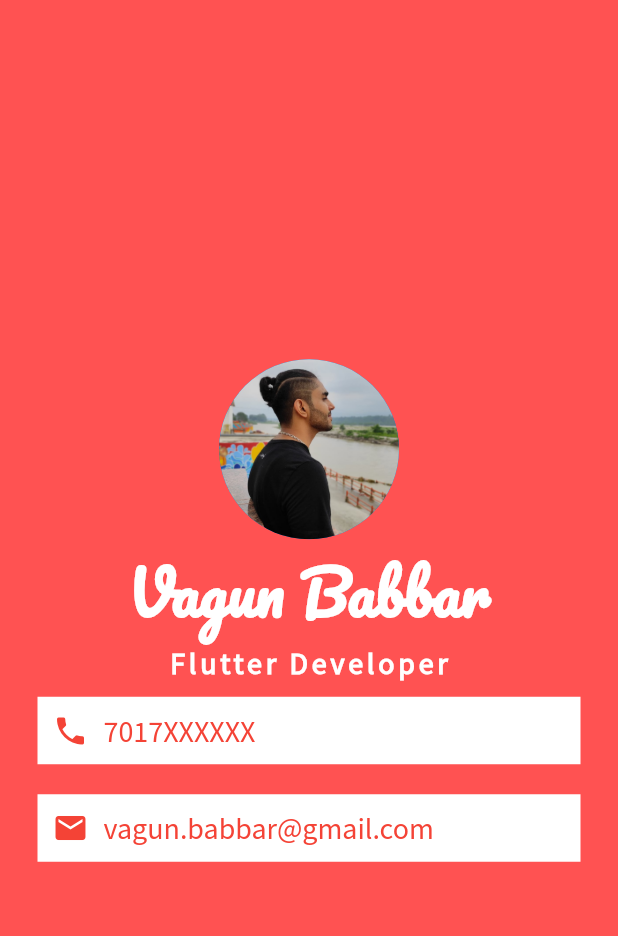
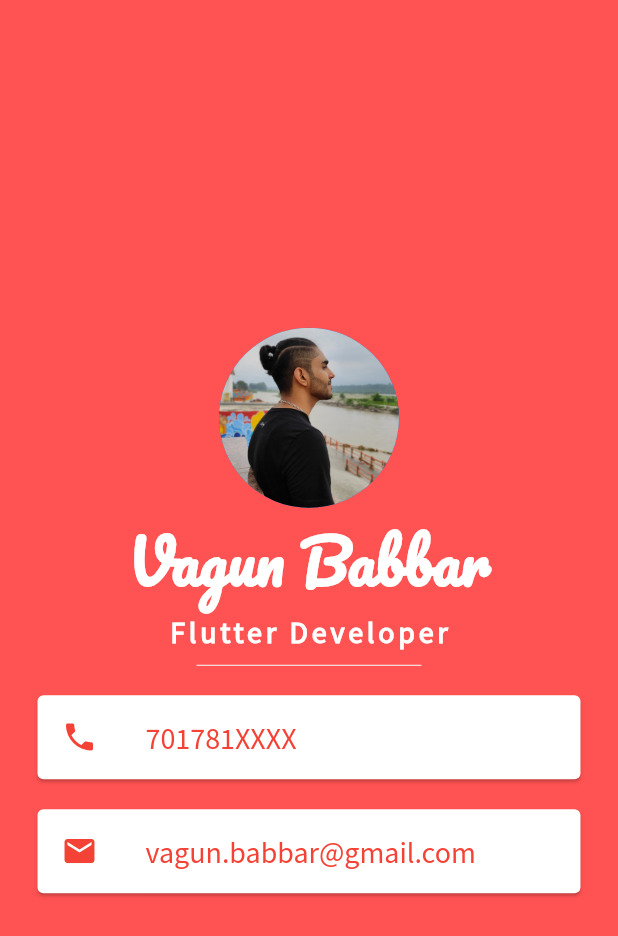
Before and after one commit to Brahma3301/MiCard, a Flutter app: the screen it shows after launch, on a phone screen of 412 x 824 dp. Shown: the top 936 px of the screen. Run offline on Flutter 3.47's test engine with Material 2 defaults, Android fonts, the phone set to English and light mode, and no system bars.

Commit message:
3nd commit using card and listtile

```diff
--- a/lib/main.dart
+++ b/lib/main.dart
@@ -17,12 +17,12 @@ class MiCard extends StatelessWidget {
         body: SafeArea(
           child: Column(
             mainAxisAlignment: MainAxisAlignment.center,
-            children: <Widget>[
-              const CircleAvatar(
+            children: const <Widget>[
+              CircleAvatar(
                 radius: 60,
                 backgroundImage: AssetImage('images/3301.jpg'),
               ),
-              const Text(
+              Text(
                 'Vagun Babbar',
                 style: TextStyle(
                     fontSize: 40,
@@ -30,7 +30,7 @@ class MiCard extends StatelessWidget {
                     fontWeight: FontWeight.bold,
                     fontFamily: 'pacifico'),
               ),
-              const Text(
+              Text(
                 'Flutter Developer',
                 style: TextStyle(
                   fontSize: 20,
@@ -40,50 +40,37 @@ class MiCard extends StatelessWidget {
                   color: Colors.white,
                 ),
               ),
-              Container(
-                padding: const EdgeInsets.all(10),
+              SizedBox(
+                height: 20,
+                width: 150,
+                child: Divider(
+                  color: Colors.white,
+                ),
+              ),
+              Card(
                 color: Colors.white,
                 margin:
-                    const EdgeInsets.symmetric(vertical: 10, horizontal: 25),
-                child: Row(
-                  children: const <Widget>[
-                    Icon(
+                    EdgeInsets.symmetric(vertical: 10, horizontal: 25),
+                child: ListTile(
+                  leading: Icon(
                     Icons.phone,
                     color: Colors.red,
                   ),
-                    SizedBox(
-                      width: 10,
-                    ),
-                    Text(
-                      '7017XXXXXX',
-                      style:
-                          TextStyle(fontSize: 20, fontFamily: 'sourcesanspro',color: Colors.red),
-                    )
-                  ],
+                  title: Text('701781XXXX',style: TextStyle(fontFamily: 'sourcesanspro',fontSize: 20,color: Colors.red),),
                 ),
               ),
-              Container(
-                padding: const EdgeInsets.all(10),
+              Card(
                 color: Colors.white,
                 margin:
-                    const EdgeInsets.symmetric(vertical: 10, horizontal: 25),
-                child: Row(
-                  children: const <Widget>[
-                    Icon(
+                    EdgeInsets.symmetric(vertical: 10, horizontal: 25),
+                child: ListTile(
+                  leading: Icon(
                     Icons.email,
                     color: Colors.red,
                   ),
-                    SizedBox(
-                      width: 10,
+                  title: Text('vagun.babbar@gmail.com',style: TextStyle(fontFamily: 'sourcesanspro',fontSize: 20,color: Colors.red),),
                 ),
-                    Text(
-                      'vagun.babbar@gmail.com',
-                      style:
-                          TextStyle(fontSize: 20, fontFamily: 'sourcesanspro',color: Colors.red),
-                    )
-                  ],
               ),
-              )
             ],
           ),
         ),
```
Lines whose indentation alone changed are shown as unchanged.
